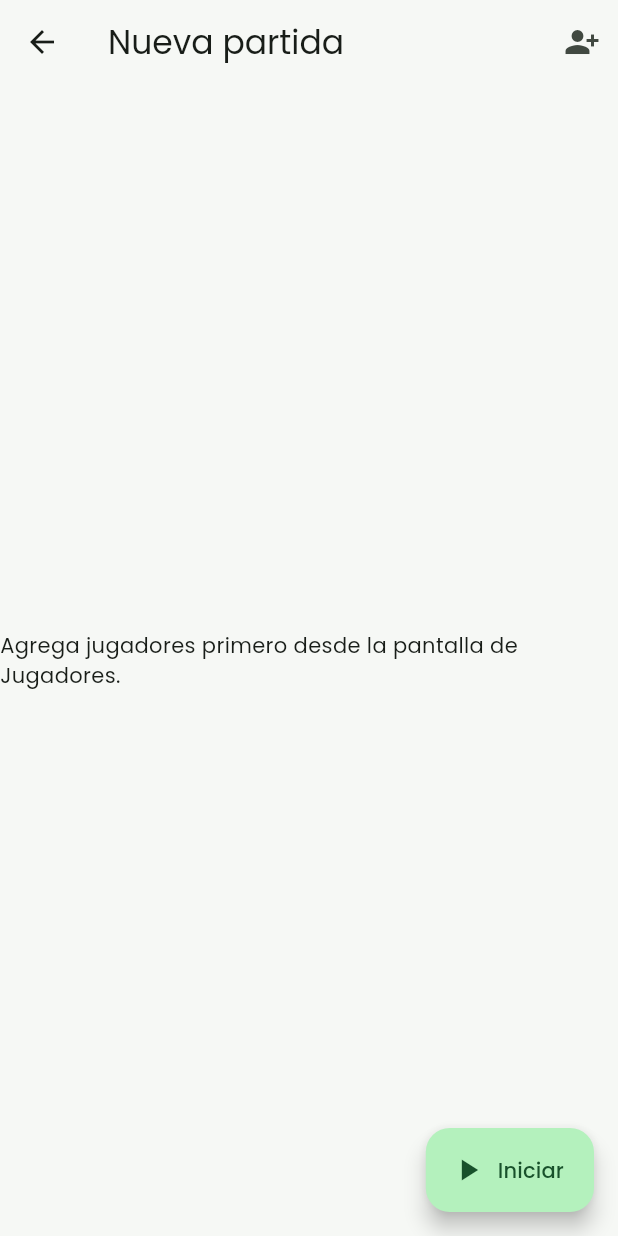
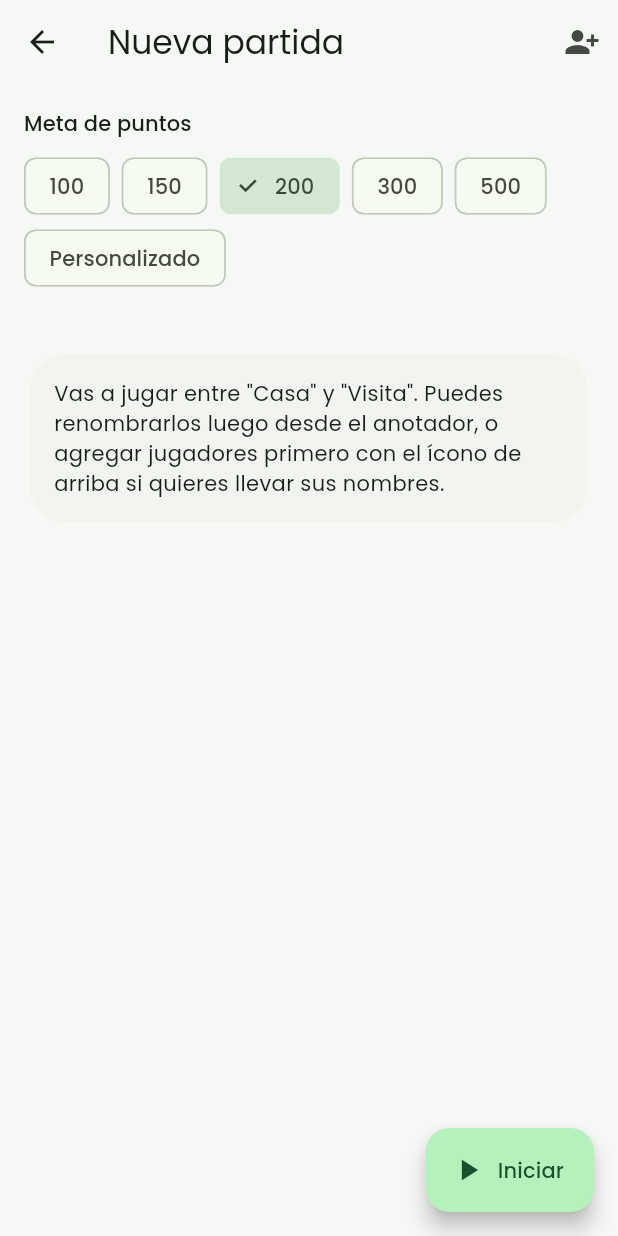
Before and after one commit to Angelismejia/kapicua, a Flutter app: the NewGameScreen screen opened directly, on a phone screen of 412 x 824 dp. Run offline on Flutter 3.47's test engine with Material 3 defaults, Android fonts, the phone set to English and light mode, and no system bars; our stand-ins replace cloud_firestore, firebase_auth, firebase_core, image_picker, pdf, printing and 2 more; missing offline and left inert: dart:html, gal; accounts and stored records are empty.

Commit message:
feat: permitir jugar partida rápida sin agregar jugadores primero
Se agrega un interruptor "Jugar rápido sin agregar nombres" en Nueva
partida: los equipos quedan como "Casa"/"Visita" genéricos (renombrables
luego desde el anotador) y la partida no queda ligada a ningún jugador
ni estadística. Sigue existiendo la opción de agregar jugadores reales
para quien quiera llevar su historial. Sin nadie agregado todavía, se
juega en modo rápido automáticamente.

```diff
--- a/lib/screens/new_game_screen.dart
+++ b/lib/screens/new_game_screen.dart
@@ -22,6 +22,11 @@ class _NewGameScreenState extends State<NewGameScreen> {
   int? _selectedPreset = 200;
   final _customTargetController = TextEditingController();
   bool _creating = false;
+  // Para jugar suelto sin tener que agregar a nadie primero: los
+  // equipos quedan como "Casa"/"Visita" (renombrables luego desde el
+  // anotador) y la partida no queda ligada a ningún jugador ni
+  // estadística.
+  bool _quickMode = false;
 
   @override
   void dispose() {
@@ -32,6 +37,14 @@ class _NewGameScreenState extends State<NewGameScreen> {
   @override
   Widget build(BuildContext context) {
     final firestore = context.read<FirestoreService>();
+
+    return StreamBuilder<List<Player>>(
+      stream: firestore.watchActivePlayers(),
+      builder: (context, snapshot) {
+        final players = snapshot.data ?? [];
+        // Sin nadie agregado todavía, no tiene caso ofrecer el
+        // interruptor: se juega rápido sí o sí.
+        final quickMode = _quickMode || players.isEmpty;
 
         return Scaffold(
           appBar: AppBar(
@@ -44,21 +57,9 @@ class _NewGameScreenState extends State<NewGameScreen> {
               ),
             ],
           ),
-      body: StreamBuilder<List<Player>>(
-        stream: firestore.watchActivePlayers(),
-        builder: (context, snapshot) {
-          if (!snapshot.hasData) {
-            return const Center(child: CircularProgressIndicator());
-          }
-          final players = snapshot.data!;
-          if (players.isEmpty) {
-            return const Center(
-              child: Text(
-                'Agrega jugadores primero desde la pantalla de Jugadores.',
-              ),
-            );
-          }
-          return ListView(
+          body: !snapshot.hasData
+              ? const Center(child: CircularProgressIndicator())
+              : ListView(
                   padding: const EdgeInsets.all(16),
                   children: [
                     Text(
@@ -79,7 +80,8 @@ class _NewGameScreenState extends State<NewGameScreen> {
                         ChoiceChip(
                           label: const Text('Personalizado'),
                           selected: _selectedPreset == null,
-                    onSelected: (_) => setState(() => _selectedPreset = null),
+                          onSelected: (_) =>
+                              setState(() => _selectedPreset = null),
                         ),
                       ],
                     ),
@@ -88,7 +90,9 @@ class _NewGameScreenState extends State<NewGameScreen> {
                       TextField(
                         controller: _customTargetController,
                         keyboardType: TextInputType.number,
-                  inputFormatters: [FilteringTextInputFormatter.digitsOnly],
+                        inputFormatters: [
+                          FilteringTextInputFormatter.digitsOnly,
+                        ],
                         decoration: const InputDecoration(
                           labelText: 'Meta personalizada',
                           border: OutlineInputBorder(),
@@ -96,6 +100,39 @@ class _NewGameScreenState extends State<NewGameScreen> {
                       ),
                     ],
                     const SizedBox(height: 24),
+                    if (players.isNotEmpty)
+                      Card(
+                        child: SwitchListTile(
+                          title: const Text('Jugar rápido sin agregar nombres'),
+                          subtitle: const Text(
+                            'Equipos "Casa" y "Visita" genéricos, sin ligar la '
+                            'partida a ningún jugador.',
+                          ),
+                          value: quickMode,
+                          onChanged: (value) =>
+                              setState(() => _quickMode = value),
+                        ),
+                      ),
+                    const SizedBox(height: 12),
+                    if (quickMode)
+                      Card(
+                        child: Padding(
+                          padding: const EdgeInsets.all(16),
+                          child: Text(
+                            players.isEmpty
+                                ? 'Vas a jugar entre "Casa" y "Visita". Puedes '
+                                      'renombrarlos luego desde el anotador, o '
+                                      'agregar jugadores primero con el ícono de '
+                                      'arriba si quieres llevar sus nombres.'
+                                : 'Vas a jugar entre "Casa" y "Visita", sin '
+                                      'ligar la partida a ningún jugador. '
+                                      'Puedes renombrarlos luego desde el '
+                                      'anotador.',
+                            style: Theme.of(context).textTheme.bodyMedium,
+                          ),
+                        ),
+                      )
+                    else ...[
                       _TeamPicker(
                         label: 'Casa',
                         players: players,
@@ -111,20 +148,26 @@ class _NewGameScreenState extends State<NewGameScreen> {
                         otherTeam: _teamA,
                         onChanged: () => setState(() {}),
                       ),
+                    ],
                     const SizedBox(height: 80),
                   ],
-          );
-        },
                 ),
           floatingActionButton: FloatingActionButton.extended(
-        onPressed: _creating ? null : () => _startGame(firestore),
+            onPressed: _creating
+                ? null
+                : () => _startGame(firestore, isQuickMode: quickMode),
             icon: const Icon(Icons.play_arrow),
             label: const Text('Iniciar'),
           ),
         );
+      },
+    );
   }
 
-  Future<void> _startGame(FirestoreService firestore) async {
+  Future<void> _startGame(
+    FirestoreService firestore, {
+    required bool isQuickMode,
+  }) async {
     final target =
         _selectedPreset ?? int.tryParse(_customTargetController.text.trim());
     if (target == null || target <= 0) {
@@ -133,7 +176,7 @@ class _NewGameScreenState extends State<NewGameScreen> {
       );
       return;
     }
-    if (_teamA.isEmpty || _teamB.isEmpty) {
+    if (!isQuickMode && (_teamA.isEmpty || _teamB.isEmpty)) {
       ScaffoldMessenger.of(context).showSnackBar(
         const SnackBar(
           content: Text('Selecciona al menos 1 jugador por equipo.'),
@@ -144,8 +187,8 @@ class _NewGameScreenState extends State<NewGameScreen> {
     setState(() => _creating = true);
     try {
       final gameId = await firestore.createGame(
-        _teamA.toList(),
-        _teamB.toList(),
+        isQuickMode ? const [] : _teamA.toList(),
+        isQuickMode ? const [] : _teamB.toList(),
         target,
       );
       if (!mounted) return;
```
Also changed, not shown: lib/screens/history_screen.dart (+10 -6 lines), lib/screens/home_tab.dart (+10 -6 lines). Lines whose indentation alone changed are shown as unchanged.
